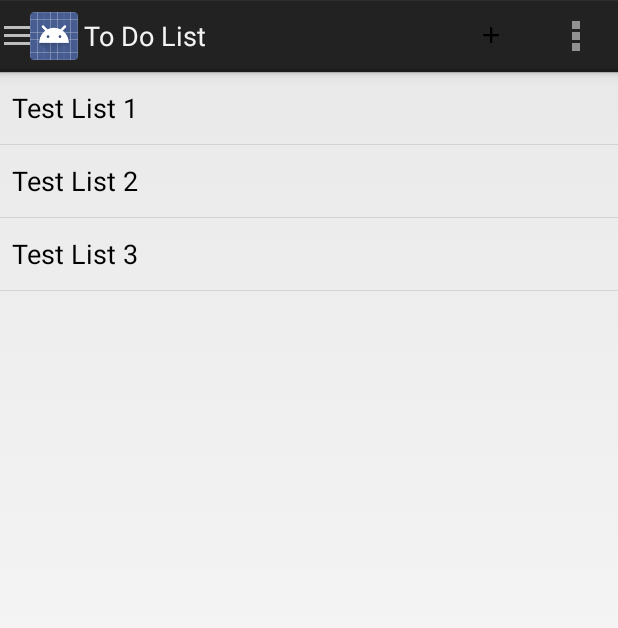
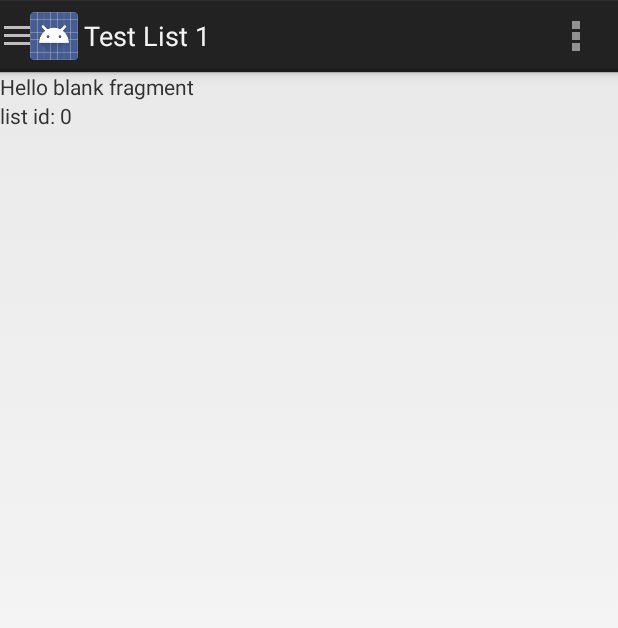
Before and after one commit to ngorham/ToDoList, an Android app: the screen it shows after launch (MainActivity), in the options menu, after a tap on "Settings", on a phone screen of 412 x 824 dp. Shown: the top 628 px of the screen. Run offline under Robolectric (Android 15) with nearby library versions, the phone set to English and light mode, and no system bars.

Commit message:
ToDoList Update 5 3/10/2018
MainActivity.java: when item in topFrag clicked replace topFrag with
listDetailFrag, action bar menu items change visibility depending on the
current frag in view

```diff
--- a/app/src/main/java/net/ngorham/todolist/MainActivity.java
+++ b/app/src/main/java/net/ngorham/todolist/MainActivity.java
@@ -22,6 +22,9 @@ public class MainActivity extends Activity  implements TopFragment.TopListener {
     private ListView drawerList;
     private DrawerLayout drawerLayout;
     private int drawerPos = 0;
+    private int listId = 0;
+    private int curMenu = 0;
+    private String actionBarTitle;
     private ActionBarDrawerToggle drawerToggle;
 
     //Private classes
@@ -37,7 +40,7 @@ public class MainActivity extends Activity  implements TopFragment.TopListener {
         super.onCreate(savedInstanceState);
         setContentView(R.layout.activity_main);
         //Get drawer titles
-        drawerTitles = getResources().getStringArray(R.array.drawer_titles);
+        drawerTitles = getResources().getStringArray(R.array.drawer_titles); //replace with db query
         //Get drawer list view
         drawerList = (ListView) findViewById(R.id.drawer);
         //Get drawer layout
@@ -45,8 +48,12 @@ public class MainActivity extends Activity  implements TopFragment.TopListener {
         //Display correct fragment on config changed
         if (savedInstanceState != null) {
             drawerPos = savedInstanceState.getInt("drawerPosition");
-            setActionBarTitle(drawerPos);
+            actionBarTitle = savedInstanceState.getString("actionBarTitle");
+            curMenu = savedInstanceState.getInt("curMenu");
+            setActionBarTitle(actionBarTitle);
         } else {
+            //Set Action bar title
+            actionBarTitle = getResources().getString(R.string.app_name);
             selectItem(0);
         }
         //Populate ListView of DrawerLayout
@@ -60,12 +67,12 @@ public class MainActivity extends Activity  implements TopFragment.TopListener {
             //Call when drawer in closed state
             public void onDrawerClosed(View view){
                 super.onDrawerClosed(view);
-                invalidateOptionsMenu();
+                //invalidateOptionsMenu();
             }
             //Call when drawer in open state
             public void onDrawerOpened(View view){
                 super.onDrawerOpened(view);
-                invalidateOptionsMenu();
+                //invalidateOptionsMenu();
             }
         };
         drawerLayout.setDrawerListener(drawerToggle);
@@ -78,20 +85,18 @@ public class MainActivity extends Activity  implements TopFragment.TopListener {
                         FragmentManager fragMan = getFragmentManager();
                         Fragment frag = fragMan.findFragmentByTag("visible_frag");
                         if(frag instanceof TopFragment){
-                            drawerPos = 0;
+                            curMenu = 0;
+                            actionBarTitle = getResources().getString(R.string.app_name);
                         }
-                        setActionBarTitle(drawerPos);
+                        if(frag instanceof  ListDetailFragment){
+                            curMenu = 1;
+                        }
+                        invalidateOptionsMenu();
+                        setActionBarTitle(actionBarTitle);
                         drawerList.setItemChecked(drawerPos, true);
                     }
                 }
         );
-        //Update FrameLayout
-        /*TopFragment topFrag = new TopFragment();
-        FragmentTransaction ft = getFragmentManager().beginTransaction();
-        ft.replace(R.id.content_frame, topFrag);
-        ft.addToBackStack(null);
-        ft.setTransition(FragmentTransaction.TRANSIT_NONE);
-        ft.commit();*/
     }
 
     @Override
@@ -104,6 +109,8 @@ public class MainActivity extends Activity  implements TopFragment.TopListener {
     public void onSaveInstanceState(Bundle outState){
         super.onSaveInstanceState(outState);
         outState.putInt("drawerPosition", drawerPos);
+        outState.putString("actionBarTitle", actionBarTitle);
+        outState.putInt("curMenu", curMenu);
     }
 
     @Override
@@ -116,10 +123,9 @@ public class MainActivity extends Activity  implements TopFragment.TopListener {
     @Override
     public boolean onCreateOptionsMenu(Menu menu){
         //Inflate menu, add items to action bar
-        if(drawerPos == 0){
-            getMenuInflater().inflate(R.menu.menu_main, menu);
-        } else {
-            getMenuInflater().inflate(R.menu.menu_list, menu);
+        getMenuInflater().inflate(R.menu.menu_main, menu);
+        if(curMenu == 0){ //TopFragment
+            menu.findItem(R.id.edit_list).setVisible(false);
         }
         //getMenuInflater().inflate(R.menu.menu_list, menu);
         return super.onCreateOptionsMenu(menu);
@@ -147,9 +153,13 @@ public class MainActivity extends Activity  implements TopFragment.TopListener {
     //Called when invalidateOptionsMenu() is called
     @Override
     public boolean onPrepareOptionsMenu(Menu menu){
-        boolean drawerOpen = drawerLayout.isDrawerOpen(drawerList);
-        menu.findItem(R.id.add_list).setVisible(!drawerOpen);
-        //menu.findItem(R.id.app_settings).setVisible(!drawerOpen);
+        if(curMenu == 0){
+            menu.findItem(R.id.add_list).setVisible(true);
+            menu.findItem(R.id.edit_list).setVisible(false);
+        } else if(curMenu == 1){
+            menu.findItem(R.id.add_list).setVisible(false);
+            menu.findItem(R.id.edit_list).setVisible(true);
+        }
         return super.onPrepareOptionsMenu(menu);
     }
 
@@ -168,27 +178,40 @@ public class MainActivity extends Activity  implements TopFragment.TopListener {
         ft.setTransition(FragmentTransaction.TRANSIT_FRAGMENT_FADE);
         ft.commit();
         //Show title in action bar
-        setActionBarTitle(pos);
+        setActionBarTitle(actionBarTitle);
         //close drawer
         drawerLayout.closeDrawer(drawerList);
     }
 
     //Set title in action bar
-    private void setActionBarTitle(int pos){
-        String title;
-        if(pos == 0){
-            title = getResources().getString(R.string.app_name);
-        } else {
-            title = drawerTitles[pos];
-        }
+    private void setActionBarTitle(String title){
         getActionBar().setTitle(title);
     }
 
     //Called when an item in TopFragment is clicked
     @Override
     public void itemClicked(long id){
+        listId = (int)id;
+        //Replace current fragment with ListDetailFragment
+        ListDetailFragment frag = new ListDetailFragment();
+        frag.setListId(id);
+        //Update FrameLayout
+        FragmentTransaction ft = getFragmentManager().beginTransaction();
+        ft.replace(R.id.content_frame, frag, "visible_frag");
+        ft.addToBackStack(null);
+        ft.setTransition(FragmentTransaction.TRANSIT_FRAGMENT_FADE);
+        ft.commit();
+        //Update title in action bar
+        String[] lists = getResources().getStringArray(R.array.top_frag); //replace with db query
+        actionBarTitle = lists[listId];
+        setActionBarTitle(actionBarTitle);
+        //Update action bar items
+        curMenu = 1;
+        invalidateOptionsMenu();
+        /*
         Intent intent = new Intent(this, ListDetailActivity.class);
         intent.putExtra(ListDetailActivity.EXTRA_LIST_ID, (int)id);
         startActivity(intent);
+        */
     }
 }
--- a/app/src/main/res/menu/menu_main.xml
+++ b/app/src/main/res/menu/menu_main.xml
@@ -8,11 +8,17 @@
         android:title="@string/add_list"
         android:icon="@drawable/ic_add_black_18dp"
         android:orderInCategory="1"
-        android:showAsAction="ifRoom" />
+        app:showAsAction="ifRoom" />
+    <item
+        android:id="@+id/edit_list"
+        android:title="@string/edit_list"
+
+        android:orderInCategory="2"
+        app:showAsAction="ifRoom" />
     <item
         android:id="@+id/app_settings"
         android:title="@string/app_settings"
         android:orderInCategory="100"
-        android:showAsAction="never" />
+        app:showAsAction="never" />
 
 </menu>
```
